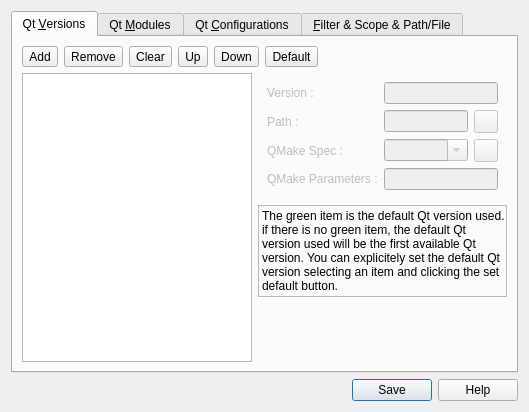
Above: v2/branches/dev/plugins/xup/QMakeProjectEditor/src/ui/UISettingsQMakeXUPProjectEditor.ui from testmana2/mks before the change. Below: the same form after it.
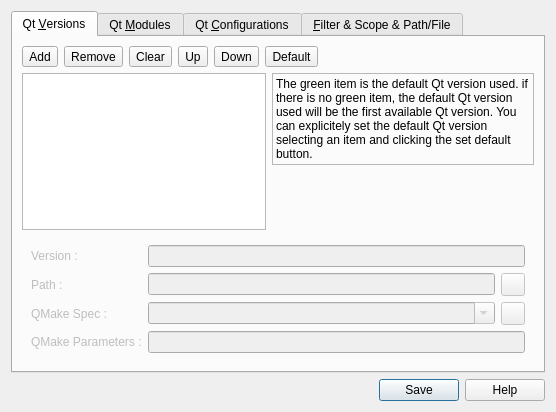
That is the form after the change. The open tabs and pages were chosen to show the change. Icons and pictures are not drawn.

Commit message: No longer add possibility to set variable name for Qt modules/ Qt configuration

The edit to the form file:
```diff
--- a/v2/branches/dev/plugins/xup/QMakeProjectEditor/src/ui/UISettingsQMakeXUPProjectEditor.ui
+++ b/v2/branches/dev/plugins/xup/QMakeProjectEditor/src/ui/UISettingsQMakeXUPProjectEditor.ui
@@ -5,7 +5,7 @@
    <rect>
     <x>0</x>
     <y>0</y>
-    <width>523</width>
+    <width>556</width>
     <height>412</height>
    </rect>
   </property>
@@ -16,10 +16,18 @@
       <number>0</number>
      </property>
      <widget class="QWidget" name="wQtVersions" >
+      <property name="geometry" >
+       <rect>
+        <x>0</x>
+        <y>0</y>
+        <width>536</width>
+        <height>330</height>
+       </rect>
+      </property>
       <attribute name="title" >
        <string>Qt &amp;Versions</string>
       </attribute>
-      <layout class="QGridLayout" >
+      <layout class="QGridLayout" name="gridLayout" >
        <item row="0" column="0" colspan="2" >
         <layout class="QHBoxLayout" >
          <item>
@@ -115,7 +123,7 @@
          </item>
         </layout>
        </item>
-       <item rowspan="3" row="1" column="0" >
+       <item rowspan="2" row="1" column="0" >
         <widget class="QListWidget" name="lwQtVersions" >
          <property name="sizePolicy" >
           <sizepolicy vsizetype="Expanding" hsizetype="Maximum" >
@@ -126,6 +134,41 @@
         </widget>
        </item>
        <item row="1" column="1" >
+        <widget class="QLabel" name="lQtVersionInformations" >
+         <property name="frameShape" >
+          <enum>QFrame::StyledPanel</enum>
+         </property>
+         <property name="frameShadow" >
+          <enum>QFrame::Sunken</enum>
+         </property>
+         <property name="text" >
+          <string>The green item is the default Qt version used. if there is no green item, the default Qt version used will be the first available Qt version. You can explicitely set the default Qt version selecting an item and clicking the set default button.</string>
+         </property>
+         <property name="alignment" >
+          <set>Qt::AlignLeading|Qt::AlignLeft|Qt::AlignTop</set>
+         </property>
+         <property name="wordWrap" >
+          <bool>true</bool>
+         </property>
+        </widget>
+       </item>
+       <item row="2" column="1" >
+        <spacer>
+         <property name="orientation" >
+          <enum>Qt::Vertical</enum>
+         </property>
+         <property name="sizeType" >
+          <enum>QSizePolicy::Expanding</enum>
+         </property>
+         <property name="sizeHint" stdset="0" >
+          <size>
+           <width>10</width>
+           <height>10</height>
+          </size>
+         </property>
+        </spacer>
+       </item>
+       <item row="3" column="0" colspan="2" >
         <widget class="QWidget" native="1" name="wQtVersion" >
          <property name="enabled" >
           <bool>false</bool>
@@ -224,35 +267,6 @@
          </layout>
         </widget>
        </item>
-       <item row="2" column="1" >
-        <widget class="QLabel" name="lQtVersionInformations" >
-         <property name="frameShape" >
-          <enum>QFrame::StyledPanel</enum>
-         </property>
-         <property name="frameShadow" >
-          <enum>QFrame::Sunken</enum>
-         </property>
-         <property name="text" >
-          <string>The green item is the default Qt version used. if there is no green item, the default Qt version used will be the first available Qt version. You can explicitely set the default Qt version selecting an item and clicking the set default button.</string>
-         </property>
-         <property name="alignment" >
-          <set>Qt::AlignLeading|Qt::AlignLeft|Qt::AlignTop</set>
-         </property>
-         <property name="wordWrap" >
-          <bool>true</bool>
-         </property>
-        </widget>
-       </item>
-       <item row="3" column="1" >
-        <spacer>
-         <property name="orientation" >
-          <enum>Qt::Vertical</enum>
-         </property>
-         <property name="sizeType" >
-          <enum>QSizePolicy::Expanding</enum>
-         </property>
-        </spacer>
-       </item>
       </layout>
      </widget>
      <widget class="QWidget" name="wQtModules" >
@@ -986,7 +1000,7 @@
       <cursorShape>PointingHandCursor</cursorShape>
      </property>
      <property name="standardButtons" >
-      <set>QDialogButtonBox::Help|QDialogButtonBox::NoButton|QDialogButtonBox::Save</set>
+      <set>QDialogButtonBox::Help|QDialogButtonBox::Save</set>
      </property>
     </widget>
    </item>
```
Left out of the diff: 233 changed lines with no effect on the pictures. The commit also changes 1 other file.
